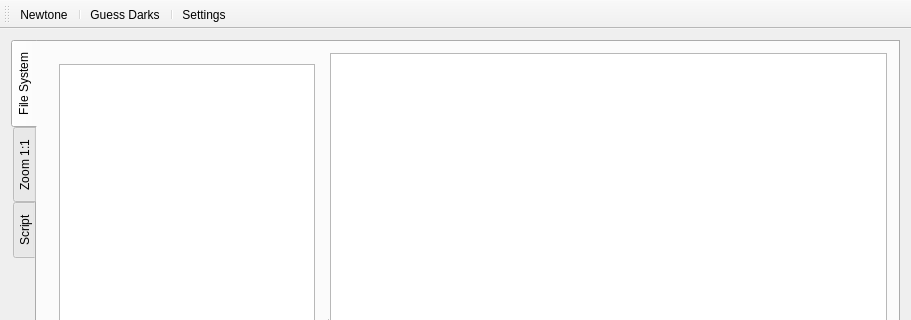
Above: mainwindow.ui from alexzk1/astroed before the change; both pictures show x 0 to 911 and y 0 to 320 of the 911 by 645 pixel window. Below: the same form after it.
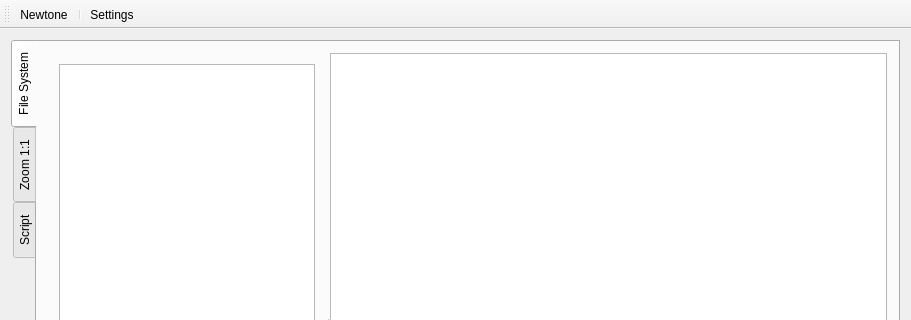
That is the form after the change. Icons and pictures are not drawn. Custom widgets are drawn as their Qt base class.

Commit message: added buttons to set "all darks" etc, and had to optimize tableview/model again, otherwise it was long looping doing resizes...

The edit to the form file:
```diff
--- a/mainwindow.ui
+++ b/mainwindow.ui
@@ -203,8 +203,6 @@
    </attribute>
    <addaction name="actionNewtone"/>
    <addaction name="separator"/>
-   <addaction name="actionGuess_Darks"/>
-   <addaction name="separator"/>
    <addaction name="actionSettings"/>
   </widget>
   <widget class="QStatusBar" name="statusBar"/>
```
Left out of the diff: 36 changed lines with no effect on the pictures. The commit also changes 10 other files.
